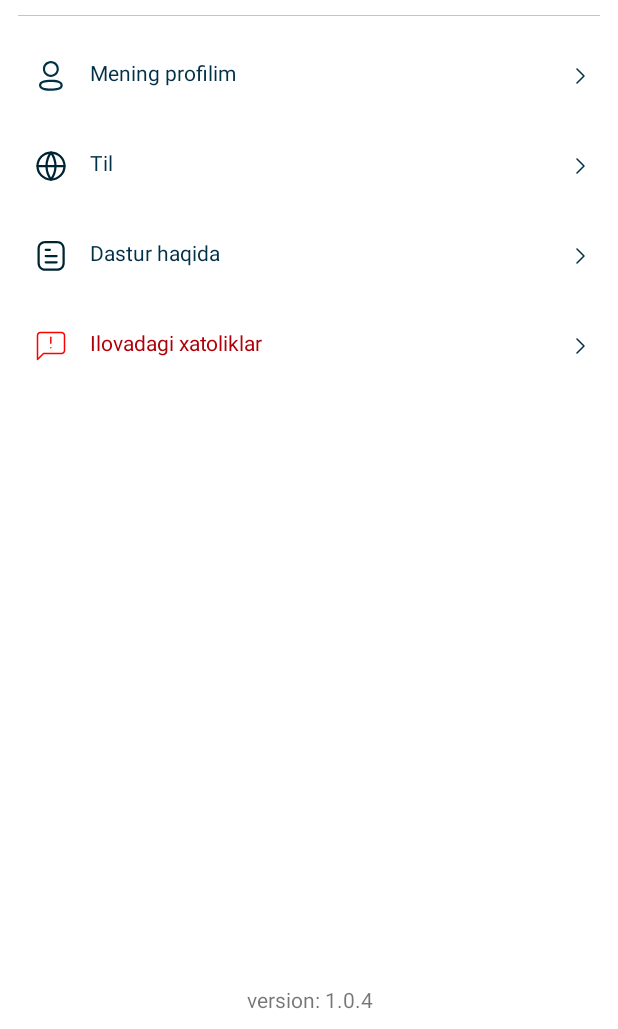
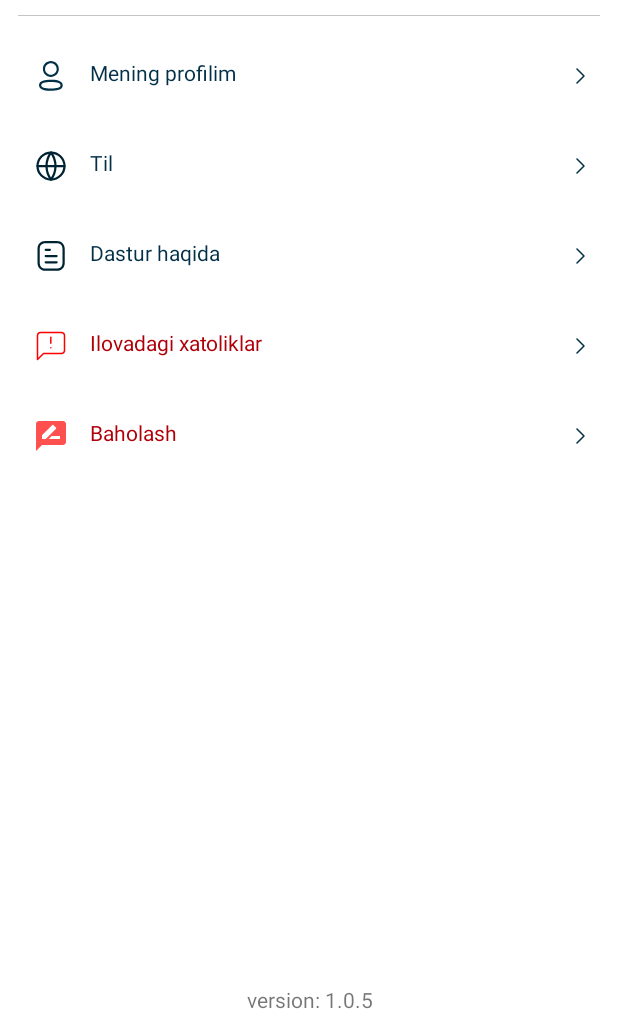
Before and after one commit to Dostonjon8081/forRuslan, an Android app: the AccountFragment screen opened through its navigation route, on a phone screen of 412 x 824 dp, the part 207-1236 px from its top. Run offline under Robolectric (Android 15) with nearby library versions, the phone set to English and light mode, and no system bars; our stand-ins replace Dagger/Hilt's generated code, navigation-ui; 8 statements that could not run were skipped.

Commit message:
reate, edit, craSH

```diff
--- a/app/src/main/java/uz/fizmasoft/dyhxx/activity/MainActivity.kt
+++ b/app/src/main/java/uz/fizmasoft/dyhxx/activity/MainActivity.kt
@@ -18,7 +18,6 @@ import com.google.android.play.core.install.model.InstallStatus
 import com.google.android.play.core.install.model.UpdateAvailability
 import com.google.firebase.analytics.FirebaseAnalytics
 import com.google.firebase.analytics.ktx.analytics
-import com.google.firebase.crashlytics.FirebaseCrashlytics
 import com.google.firebase.ktx.Firebase
 import dagger.hilt.android.AndroidEntryPoint
 import kotlinx.coroutines.CoroutineScope
@@ -81,7 +80,6 @@ class MainActivity : BaseActivity<ActivityMainBinding>(ActivityMainBinding::infl
     override fun onResume() {
         super.onResume()
         updateInProgress()
-//        FirebaseCrashlytics.getInstance().log("Salom Boooy")
     }
 
     private fun authentication(intent: Intent) {
--- a/app/src/main/java/uz/fizmasoft/dyhxx/di/RepositoryModule.kt
+++ b/app/src/main/java/uz/fizmasoft/dyhxx/di/RepositoryModule.kt
@@ -40,10 +40,10 @@ class RepositoryModule {
         logging.setLevel(HttpLoggingInterceptor.Level.BODY)
         return OkHttpClient
             .Builder()
-            .readTimeout(15, TimeUnit.SECONDS)
+//            .readTimeout(15, TimeUnit.SECONDS)
 //            .addInterceptor(logging)
 //            .addInterceptor(ChuckerInterceptor(context))
-            .connectTimeout(15, TimeUnit.SECONDS)
+//            .connectTimeout(15, TimeUnit.SECONDS)
             .build()
     }
 
--- a/app/src/main/java/uz/fizmasoft/dyhxx/helper/util/Const.kt
+++ b/app/src/main/java/uz/fizmasoft/dyhxx/helper/util/Const.kt
@@ -25,3 +25,4 @@ const val TELEGRAM_FEEDBACK_URL_CHROME = "https://t.me/dyhxxuz_feedback_bot"
 
 const val STORAGE_REQUEST_CODE = 1001
 const val IN_APP_UPDATE_REQUEST_CODE = 4040
+const val IMG_REQUEST_CODE = 4041
--- /dev/null
+++ b/app/src/main/res/drawable/ic_rate.xml
@@ -0,0 +1,5 @@
+<vector android:alpha="0.69" android:height="24dp"
+    android:tint="#FF0000" android:viewportHeight="24"
+    android:viewportWidth="24" android:width="24dp" xmlns:android="http://schemas.android.com/apk/res/android">
+    <path android:fillColor="@android:color/white" android:pathData="M20,2L4,2c-1.1,0 -1.99,0.9 -1.99,2L2,22l4,-4h14c1.1,0 2,-0.9 2,-2L22,4c0,-1.1 -0.9,-2 -2,-2zM6,14v-2.47l6.88,-6.88c0.2,-0.2 0.51,-0.2 0.71,0l1.77,1.77c0.2,0.2 0.2,0.51 0,0.71L8.47,14L6,14zM18,14h-7.5l2,-2L18,12v2z"/>
+</vector>
--- a/app/src/main/res/layout/fragment_account.xml
+++ b/app/src/main/res/layout/fragment_account.xml
@@ -155,6 +155,18 @@
             android:text="@string/account_bugs_to_bot"
             android:textColor="@color/red" />
 
+        <androidx.appcompat.widget.AppCompatTextView
+            android:id="@+id/account_rate"
+            android:layout_width="match_parent"
+            android:layout_height="wrap_content"
+            android:layout_marginTop="16dp"
+            android:drawableStart="@drawable/ic_rate"
+            android:drawableEnd="@drawable/ic_arrow_right"
+            android:drawablePadding="14dp"
+            android:padding="10dp"
+            android:text="@string/rate"
+            android:textColor="@color/red" />
+
 
     </androidx.appcompat.widget.LinearLayoutCompat>
 
--- a/app/src/main/res/values/strings.xml
+++ b/app/src/main/res/values/strings.xml
@@ -64,5 +64,6 @@
     <string name="content_des" translatable="false">PDF PAGE</string>
     <string name="account_bugs_to_bot">Ilovadagi xatoliklar</string>
     <string name="about_app_text">Jarimalarni tekshirish uchun dastur</string>
+    <string name="rate">Baholash</string>
 
 </resources>
--- a/build.gradle
+++ b/build.gradle
@@ -24,6 +24,7 @@ buildscript {
         classpath 'com.google.firebase:firebase-crashlytics-gradle:2.8.0'
 
 
+
     }
 }
 
```
Also changed, not shown: app/build.gradle (+5 -2 lines), app/src/main/AndroidManifest.xml (+16 -11 lines), app/src/main/java/uz/fizmasoft/dyhxx/core_fragment/account/AccountFragment.kt (+101 -0 lines), app/src/main/java/uz/fizmasoft/dyhxx/core_fragment/home/add_car/AddCarFragment.kt (+4 -14 lines), 4 other files.
